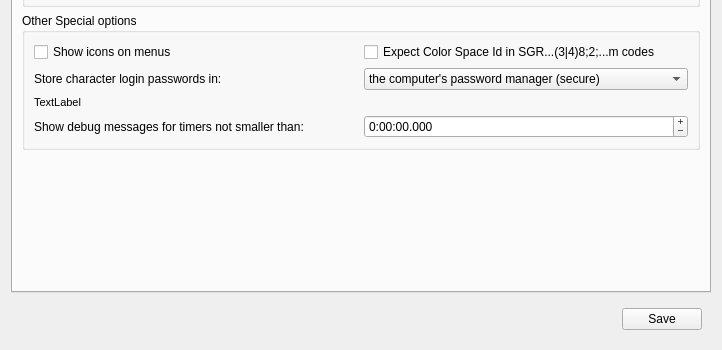
This is src/ui/profile_preferences.ui in Mudlet/Mudlet as Qt 5 draws it before an edit; both pictures show x 0 to 722 and y 307 to 657 of the 722 by 657 pixel window. The edited form follows.
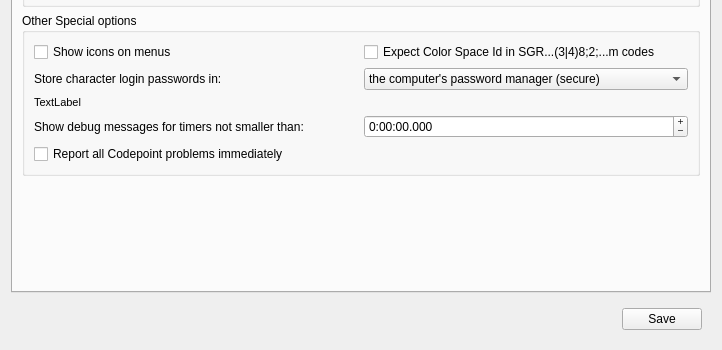
This is the edited form. The open tabs and pages were chosen to show the change. Icons and pictures are not drawn. Custom widgets are drawn as their Qt base class.

Commit message: Revise: make debug output less spammy for unprintable codepoints (#3832)

The edit to the form file:
```diff
--- a/src/ui/profile_preferences.ui
+++ b/src/ui/profile_preferences.ui
@@ -5161,6 +5161,16 @@
             </layout>
            </widget>
           </item>
+          <item row="5" column="0">
+           <widget class="QCheckBox" name="checkBox_debugShowAllCodepointProblems">
+            <property name="text">
+             <string>Report all Codepoint problems immediately</string>
+            </property>
+            <property name="toolTip">
+             <string>&lt;p&gt;If checked this will cause all problem Unicode codepoints to be reported in the debug output as they occur; if cleared then each different one will only be reported once and summerised in as a table when the console in which they occurred is finally destroyed (when the profile is closed).&lt;/p&gt;</string>
+            </property>
+           </widget>
+          </item>
          </layout>
         </widget>
        </item>
```
Left out of the diff: 1 changed line with no effect on the pictures. The commit also changes 8 other files.
